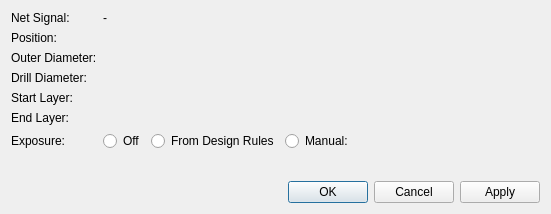
Before: the Qt Designer form libs/librepcb/editor/project/board/boardviapropertiesdialog.ui in LibrePCB/LibrePCB, drawn with Qt 5.
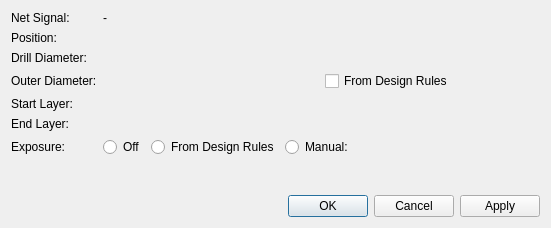
After: the same form once the commit is applied. Custom widgets are drawn as their Qt base class.

Commit message: Support automatic via annular rings from design rules

```diff
--- a/libs/librepcb/editor/project/board/boardviapropertiesdialog.ui
+++ b/libs/librepcb/editor/project/board/boardviapropertiesdialog.ui
@@ -7,7 +7,7 @@
     <x>0</x>
     <y>0</y>
     <width>551</width>
-    <height>214</height>
+    <height>228</height>
    </rect>
   </property>
   <property name="windowTitle">
@@ -51,25 +51,36 @@
       </layout>
      </item>
      <item row="2" column="0">
-      <widget class="QLabel" name="label_2">
-       <property name="text">
-        <string>Outer Diameter:</string>
-       </property>
-      </widget>
-     </item>
-     <item row="2" column="1">
-      <widget class="librepcb::editor::PositiveLengthEdit" name="edtSize" native="true"/>
-     </item>
-     <item row="3" column="0">
       <widget class="QLabel" name="label_3">
        <property name="text">
         <string>Drill Diameter:</string>
        </property>
       </widget>
      </item>
-     <item row="3" column="1">
+     <item row="2" column="1">
       <widget class="librepcb::editor::PositiveLengthEdit" name="edtDrillDiameter" native="true"/>
      </item>
+     <item row="3" column="0">
+      <widget class="QLabel" name="label_2">
+       <property name="text">
+        <string>Outer Diameter:</string>
+       </property>
+      </widget>
+     </item>
+     <item row="3" column="1">
+      <layout class="QHBoxLayout" name="horizontalLayout_3">
+       <item>
+        <widget class="librepcb::editor::PositiveLengthEdit" name="edtSize" native="true"/>
+       </item>
+       <item>
+        <widget class="QCheckBox" name="cbxSizeFromDesignRules">
+         <property name="text">
+          <string>From Design Rules</string>
+         </property>
+        </widget>
+       </item>
+      </layout>
+     </item>
      <item row="4" column="0">
       <widget class="QLabel" name="label">
        <property name="text">
```
Left out of the diff: 16 changed lines with no effect on the pictures. The commit also changes 40 other files.
